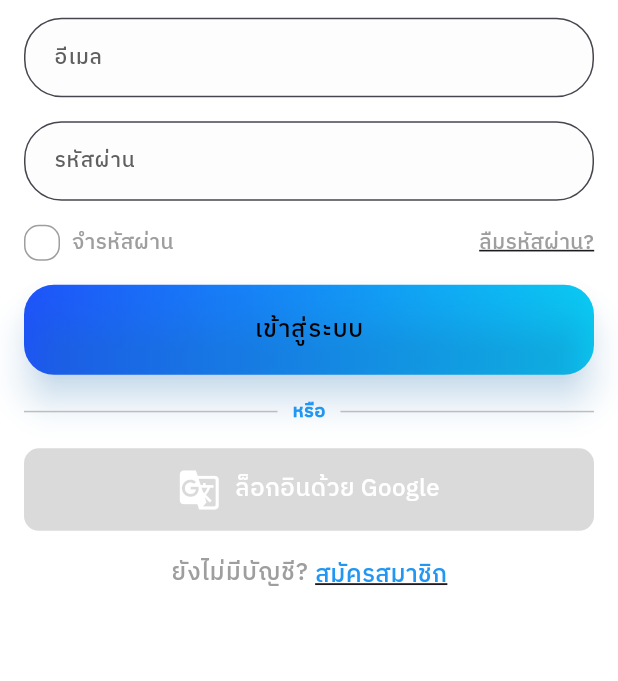
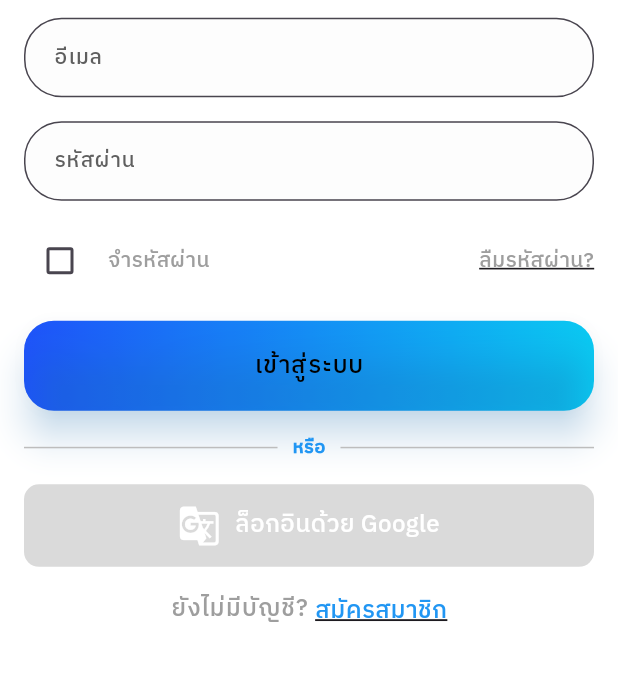
Before and after one commit to xbingsux/rimpa, a Flutter app: the HomeProfilePage screen opened directly, after a tap on "ออกจากระบบ", after a tap on "ไปยังหน้าล็อกอิน", on a phone screen of 412 x 824 dp, the part 464-1145 px from its top. Run offline on Flutter 3.47's test engine with Material 3 defaults, Android fonts, the light colour scheme and no system bars; our stand-ins replace dio, get, intl_phone_field, shared_preferences; accounts and stored records are empty; network calls fail.

Commit message:
update remmeberME

```diff
--- a/mobile/lib/main.dart
+++ b/mobile/lib/main.dart
@@ -4,6 +4,7 @@ import 'core/theme/app_theme.dart';
 import 'core/theme/theme_controller.dart';
 import 'core/routes/app_pages.dart';
 import 'core/services/api_urls.dart';
+import 'package:shared_preferences/shared_preferences.dart';
 
 void main() {
   Get.put(ApiUrls());
--- a/mobile/lib/modules/controllers/getusercontroller/auth_service.dart
+++ b/mobile/lib/modules/controllers/getusercontroller/auth_service.dart
@@ -1,37 +1,51 @@
 import 'package:shared_preferences/shared_preferences.dart';
 
 class AuthService {
-  // ฟังก์ชันสำหรับดึง token
+  String? _token;
+  String? _email;
+
   Future<String?> getToken() async {
-    SharedPreferences prefs = await SharedPreferences.getInstance();
-    return prefs.getString('token'); // คืนค่า token ที่เก็บไว้
+    return _token;
   }
 
-  // ฟังก์ชันสำหรับดึงข้อมูลผู้ใช้ (เช่น email)
-Future<Map<String, String>> getUserInfo() async {
-  SharedPreferences prefs = await SharedPreferences.getInstance();
-  String? email = prefs.getString('email') ?? ''; // ถ้าไม่มี email ใน SharedPreferences ให้ใช้ค่าว่าง
-  String? token = prefs.getString('token') ?? ''; // ถ้าไม่มี token ใน SharedPreferences ให้ใช้ค่าว่าง
+  Future<Map<String, String>> getUserInfo() async {
+    return {
+      'email': _email ?? '',
+      'token': _token ?? '',
+    };
+  }
 
-  return {
-    'email': email,
-    'token': token, // เพิ่ม token ไปในข้อมูลที่คืนค่า
-  };
-}
+  Future<bool> isLoggedIn() async {
+    SharedPreferences prefs = await SharedPreferences.getInstance();
+    bool rememberPassword = prefs.getBool('rememberPassword') ?? false;
+    bool isFirstLaunch = prefs.getBool('isFirstLaunch') ?? true;
 
+    if (rememberPassword) {
+      // เก็บ token และ email เมื่อเลือก "จำรหัสผ่าน"
+      _token = prefs.getString('token');
+      _email = prefs.getString('email');
+    } else {
+      // เก็บข้อมูลจากการล็อกอินถ้าไม่ได้เลือก "จำรหัสผ่าน"
+      if (!isFirstLaunch) {
+        _token = prefs.getString('token');
+        _email = prefs.getString('email');
+      }
+    }
 
-  // ฟังก์ชันสำหรับตรวจสอบว่า token มีหรือไม่
-Future<bool> isLoggedIn() async {
-  SharedPreferences prefs = await SharedPreferences.getInstance();
-  String? token = prefs.getString('token');
-  return token != null && token.isNotEmpty; // ตรวจสอบว่า token มีค่าหรือไม่
-}
+    // อัปเดตค่า isFirstLaunch เป็น false หลังจากเปิดแอปแล้ว
+    await prefs.setBool('isFirstLaunch', false);
 
+    return (_token != null && _token!.isNotEmpty);
+  }
 
-  // ฟังก์ชันสำหรับลบ token และข้อมูลผู้ใช้ (logout)
   Future<void> clearAuth() async {
+    _token = null;
+    _email = null;
+
     SharedPreferences prefs = await SharedPreferences.getInstance();
-    prefs.remove('token'); // ลบ token
-    prefs.remove('email'); // ลบ email
+    await prefs.remove('token');
+    await prefs.remove('email');
+    await prefs.remove('rememberPassword');
+    await prefs.setBool('isFirstLaunch', true);
   }
 }
--- a/mobile/lib/modules/views/auth/login.view.dart
+++ b/mobile/lib/modules/views/auth/login.view.dart
@@ -112,13 +112,15 @@ class _LoginViewState extends State<LoginView>
                             });
                           },
                           onForgotPassword: () {
+                            // ไปหน้า reset password
                             Get.toNamed('/forgot-password');
                           },
                         ),
                         SizedBox(height: AppSpacing.md),
                         CustomButton(
                           text: 'เข้าสู่ระบบ',
-                          onPressed: () => authController.loginwithemail(),
+                          onPressed: () =>
+                              authController.loginwithemail(_rememberPassword),
                         ),
                         SizedBox(height: AppSpacing.md),
                         Ordesign(
--- a/mobile/lib/modules/views/forgotpasswords/forgotpassworduser.dart
+++ b/mobile/lib/modules/views/forgotpasswords/forgotpassworduser.dart
@@ -110,7 +110,7 @@ class _ForgotPasswordViewState extends State<ForgotPasswordView> {
                   // ปุ่มรีเซ็ตรหัสผ่าน
                   CustomButton(
                     text: 'ส่งคำขอรีเซ็ตรหัสผ่าน',
-                    onPressed: () => authController.loginwithemail(),
+                    onPressed: () => authController.deleteAccount(),
                   ),
 
                   // ปุ่มย้อนกลับไปหน้า Login
--- a/mobile/lib/modules/views/home/home_profile.dart
+++ b/mobile/lib/modules/views/home/home_profile.dart
@@ -38,34 +38,63 @@ class _HomeProfilePageState extends State<HomeProfilePage>
 
 void _checkLoginStatus() async {
   SharedPreferences prefs = await SharedPreferences.getInstance();
-    String? token = prefs.getString('token');
+  bool rememberPassword = prefs.getBool('rememberPassword') ?? false;
+  String? token = prefs.getString('token'); // ดึงจาก session
+
   if (token != null && token.isNotEmpty) {
+    setState(() {
+      isLoggedIn = true;
+    });
     _loadUserInfo();
   } else {
     setState(() {
       isLoggedIn = false;
     });
   }
+
+  // ลบข้อมูลเมื่อแอปเปิดใหม่หรือล็อกเอาท์
+  if (!rememberPassword) {
+    Future.delayed(Duration(seconds: 1), () async {
+      await prefs.remove('token');
+      await prefs.remove('email');
+    });
+  }
 }
 
+
+
 void _loadUserInfo() async {
+  SharedPreferences prefs = await SharedPreferences.getInstance();
+  String? savedEmail = prefs.getString('email'); //  โหลดอีเมลจาก SharedPreferences
+  if (savedEmail != null && savedEmail.isNotEmpty) {
+    setState(() {
+      email = savedEmail;
+      isLoggedIn = true;
+    });
+  } else {
     final authService = AuthService();
     Map<String, String> userInfo = await authService.getUserInfo();
     setState(() {
       email = userInfo['email'] ?? 'ไม่มีข้อมูล';
       isLoggedIn = true;
     });
+
+    // บันทึก email ลง SharedPreferences เผื่อใช้ตอน rememberPassword = false
+    await prefs.setString('email', email);
   }
+}
+
+
+
 
 void _logout() async {
   final authService = AuthService();
-    await authService.clearAuth();
+  await authService.clearAuth();  // ล้างข้อมูลการล็อกอิน
   setState(() {
     isLoggedIn = false;
     email = '';
   });
 }
-
   @override
   void dispose() {
     _animationController.dispose();
@@ -133,7 +162,8 @@ class _HomeProfilePageState extends State<HomeProfilePage>
                                   ),
                                   child: Text(
                                     'ไปยังหน้าล็อกอิน',
-                                    style: Theme.of(context).textTheme.bodyLarge,
+                                    style:
+                                        Theme.of(context).textTheme.bodyLarge,
                                   ),
                                 ),
                               ] else ...[
@@ -192,7 +222,8 @@ class _HomeProfilePageState extends State<HomeProfilePage>
                                   ),
                                   child: Text(
                                     'ออกจากระบบ',
-                                    style: Theme.of(context).textTheme.bodyLarge,
+                                    style:
+                                        Theme.of(context).textTheme.bodyLarge,
                                   ),
                                 ),
                               ],
--- a/mobile/lib/modules/views/profile/changpassword/chang_password.dart
+++ b/mobile/lib/modules/views/profile/changpassword/chang_password.dart
@@ -81,7 +81,7 @@ class ChangePassword extends StatelessWidget {
 
               CustomButton(
                 text: 'บันทึกรหัสผ่านใหม่',
-                onPressed: () => authController.loginwithemail(),
+                onPressed: () => authController.deleteAccount(),
               ),
             ],
           ),
--- a/mobile/lib/modules/views/profile/userdetail/user_detail.dart
+++ b/mobile/lib/modules/views/profile/userdetail/user_detail.dart
@@ -108,7 +108,7 @@ class UserDetail extends StatelessWidget {
               const Spacer(),
               CustomButton(
                 text: 'บันทึกข้อมูลใหม่',
-                onPressed: () => authController.loginwithemail(),
+                onPressed: () => authController.deleteAccount(),
               ),
             ],
           ),
--- a/mobile/lib/modules/views/selectregister/old_login_view.dart
+++ b/mobile/lib/modules/views/selectregister/old_login_view.dart
@@ -209,7 +209,7 @@ class _LoginViewState extends State<LoginView>
                               CustomButton(
                                 text: 'เข้าสู่ระบบ',
                                 onPressed: () =>
-                                    authController.loginwithemail(),
+                                    authController.deleteAccount(),
                               ),
                               SizedBox(height: AppSpacing.md),
                               Ordesign(
@@ -267,7 +267,7 @@ class _LoginViewState extends State<LoginView>
                               CustomButton(
                                 text: 'เข้าสู่ระบบ',
                                 onPressed: () =>
-                                    authController.loginwithemail(),
+                                    authController.deleteAccount(),
                               ),
                               SizedBox(height: AppSpacing.md),
                               Ordesign(
--- a/mobile/lib/widgets/loginWidget/custom_loginpage.dart
+++ b/mobile/lib/widgets/loginWidget/custom_loginpage.dart
@@ -367,23 +367,17 @@ class CreatTextField extends StatelessWidget {
 }
 
 // ลืมรหัสผ่านและจำรหัผ่าน
-class RememberPasswordWidget extends StatefulWidget {
+class RememberPasswordWidget extends StatelessWidget {
   final bool rememberPassword;
   final Function(bool) onRememberChanged;
-  final VoidCallback onForgotPassword;
+  final Function() onForgotPassword;
 
-  const RememberPasswordWidget({
-    Key? key,
+  RememberPasswordWidget({
     required this.rememberPassword,
     required this.onRememberChanged,
     required this.onForgotPassword,
-  }) : super(key: key);
+  });
 
-  @override
-  _RememberPasswordWidgetState createState() => _RememberPasswordWidgetState();
-}
-
-class _RememberPasswordWidgetState extends State<RememberPasswordWidget> {
   @override
   Widget build(BuildContext context) {
     final isDarkMode = Theme.of(context).brightness == Brightness.dark;
@@ -395,39 +389,17 @@ class _RememberPasswordWidgetState extends State<RememberPasswordWidget> {
         children: [
           Row(
             children: [
-              AnimatedContainer(
-                duration: Duration(milliseconds: 300),
-                width: 24, // กำหนดขนาด Checkbox ให้พอดี
-                height: 24,
-                decoration: BoxDecoration(
-                  borderRadius: BorderRadius.circular(10),
-                  border: Border.all(
-                    color: widget.rememberPassword
-                        ? Colors.blue
-                        : (isDarkMode ? Colors.white54 : Colors.grey),
-                    width: 1,
-                  ),
-                ),
-                child: Align(
-                  alignment: Alignment.center,
-                  child: Checkbox(
-                    value: widget.rememberPassword,
-                    onChanged: (value) {
-                      widget.onRememberChanged(value!);
-                    },
-                    activeColor: Colors.blue,
-                    checkColor: Colors.white,
-                    visualDensity: VisualDensity.compact,
-                    materialTapTargetSize: MaterialTapTargetSize.shrinkWrap,
-                    side: BorderSide.none, // ปิดขอบของ Checkbox
-                  ),
-                ),
+              Checkbox(
+                value: rememberPassword,
+                onChanged: (value) => onRememberChanged(value!),
+                activeColor: Colors.blue,
+                checkColor: Colors.white,
               ),
-              SizedBox(width: 8), // ระยะห่างระหว่าง Checkbox และข้อความ
+              SizedBox(width: 8),
               Text(
                 "จำรหัสผ่าน",
                 style: TextStyle(
-                  color: widget.rememberPassword
+                  color: rememberPassword
                       ? (isDarkMode ? Colors.white : Colors.black)
                       : (isDarkMode ? Colors.white54 : Colors.grey),
                 ),
@@ -435,12 +407,12 @@ class _RememberPasswordWidgetState extends State<RememberPasswordWidget> {
             ],
           ),
           GestureDetector(
-            onTap: widget.onForgotPassword,
+            onTap: onForgotPassword,
             child: Text(
               "ลืมรหัสผ่าน?",
               style: TextStyle(
                 color: isDarkMode ? Colors.white70 : Colors.grey,
-                decoration: TextDecoration.underline, // ขีดเส้นใต้
+                decoration: TextDecoration.underline,
               ),
             ),
           ),
@@ -449,6 +421,7 @@ class _RememberPasswordWidgetState extends State<RememberPasswordWidget> {
     );
   }
 }
+
 
 // หรือ///
 class Ordesign extends StatelessWidget {
```
Also changed, not shown: mobile/lib/modules/controllers/auth.controller.dart (+15 -25 lines), mobile/lib/modules/views/home/home.view.dart (+30 -16 lines). Lines whose indentation alone changed are shown as unchanged.
